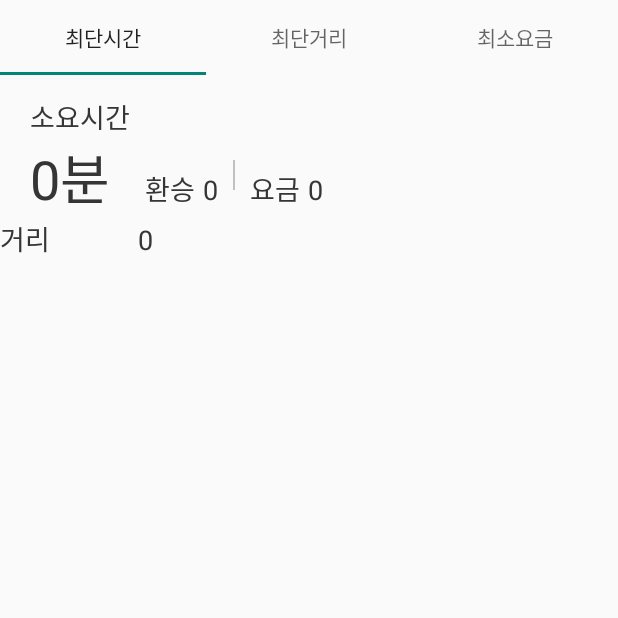
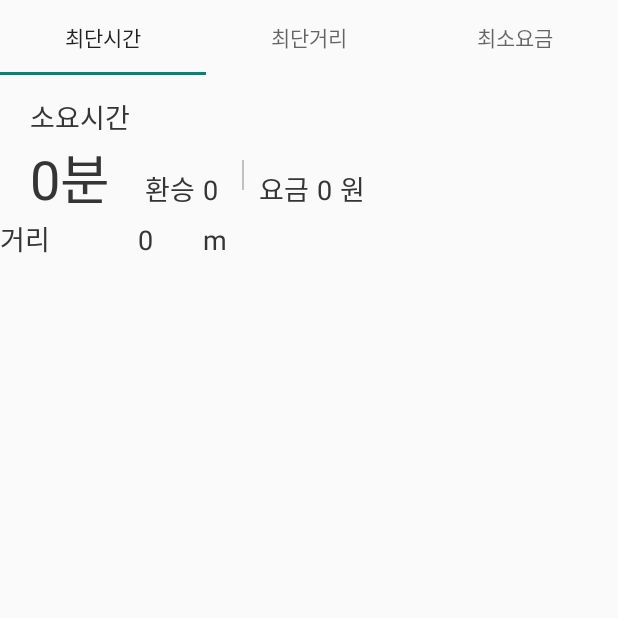
Before and after one commit to beom1995/QuickUnderRoute, an Android app: the fragment TabDist placed in its activity, on a phone screen of 412 x 824 dp, the top half of it. Run offline under Robolectric (Android 15) with nearby library versions, the phone set to English and light mode, and no system bars; our stand-ins replace Room's generated code; libraries missing offline, so code that uses them is left out: com.sothree.slidinguppanel; 1 statement that could not run was skipped.

Commit message:
원이랑 m 넣음

```diff
--- a/app/src/main/res/layout/fragment_tab_dist.xml
+++ b/app/src/main/res/layout/fragment_tab_dist.xml
@@ -86,6 +86,14 @@
                 android:layout_marginLeft="5dp"
                 android:text="얼마"
                 android:textSize="18sp" />
+
+            <TextView
+                android:layout_width="wrap_content"
+                android:layout_height="wrap_content"
+                android:layout_marginStart="5dp"
+                android:layout_marginLeft="5dp"
+                android:text="원"
+                android:textSize="18sp" />
         </TableRow>
 
         <TableRow
@@ -107,6 +115,14 @@
                 android:text="얼마"
                 android:textSize="18sp" />
 
+            <TextView
+                android:layout_width="wrap_content"
+                android:layout_height="wrap_content"
+                android:layout_marginStart="5dp"
+                android:layout_marginLeft="5dp"
+                android:text="m"
+                android:textSize="18sp" />
+
         </TableRow>
 
         <TableRow
--- a/app/src/main/res/layout/fragment_tab_time.xml
+++ b/app/src/main/res/layout/fragment_tab_time.xml
@@ -81,6 +81,14 @@
                 android:layout_marginLeft="5dp"
                 android:text="얼마"
                 android:textSize="18sp" />
+
+            <TextView
+                android:layout_width="wrap_content"
+                android:layout_height="wrap_content"
+                android:layout_marginStart="5dp"
+                android:layout_marginLeft="5dp"
+                android:text="원"
+                android:textSize="18sp" />
         </TableRow>
 
         <TableRow
@@ -103,6 +111,14 @@
                 android:text="얼마"
                 android:textSize="18sp" />
 
+            <TextView
+                android:layout_width="wrap_content"
+                android:layout_height="wrap_content"
+                android:layout_marginStart="5dp"
+                android:layout_marginLeft="5dp"
+                android:text="m"
+                android:textSize="18sp" />
+
         </TableRow>
 
         <TableRow
```
Also changed, not shown: app/src/main/res/layout/fragment_tab_fare.xml (+17 -0 lines).
